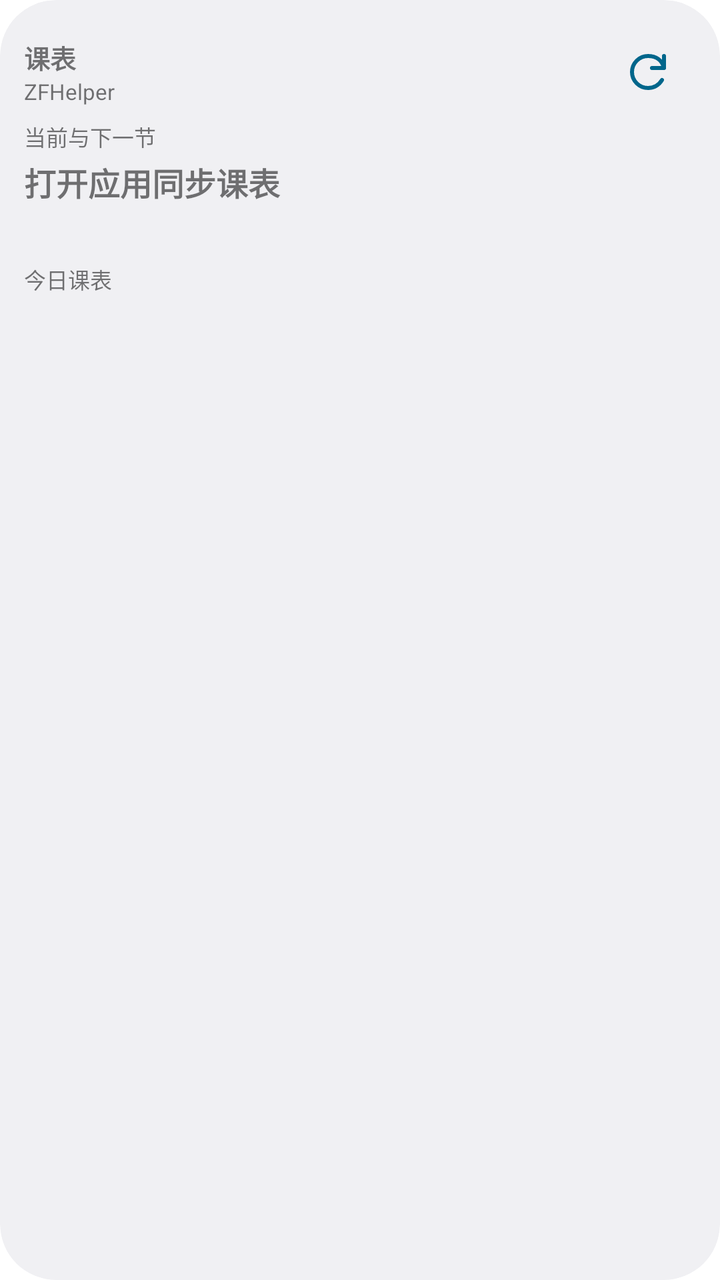
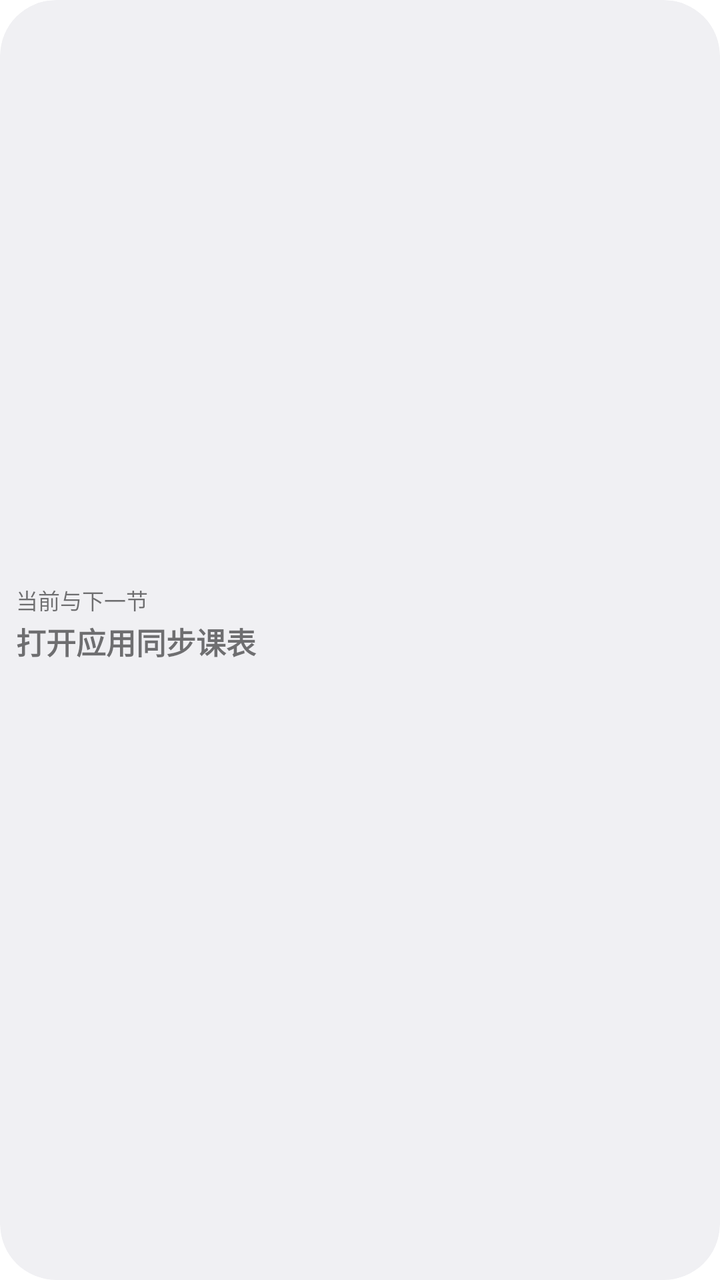

An Android layout rendered at two revisions. The XML below is the earlier revision; the diff shows what the commit changed to produce the second picture.
<!-- AndroidManifest.xml: fallback theme Theme.MaterialComponents.DayNight.NoActionBar -->
<!-- res/layout/schedule_widget.xml -->
<?xml version="1.0" encoding="utf-8"?>
<LinearLayout xmlns:android="http://schemas.android.com/apk/res/android"
    android:id="@+id/schedule_widget_root"
    android:layout_width="match_parent"
    android:layout_height="match_parent"
    android:background="@drawable/schedule_widget_background"
    android:clipToOutline="true"
    android:orientation="vertical"
    android:padding="12dp">

    <LinearLayout
        android:id="@+id/schedule_widget_header"
        android:layout_width="match_parent"
        android:layout_height="wrap_content"
        android:gravity="center_vertical"
        android:orientation="horizontal">

        <LinearLayout
            android:layout_width="0dp"
            android:layout_height="wrap_content"
            android:layout_weight="1"
            android:orientation="vertical">

            <TextView
                android:id="@+id/schedule_widget_date"
                android:layout_width="match_parent"
                android:layout_height="wrap_content"
                android:ellipsize="end"
                android:maxLines="2"
                android:text="@string/schedule_widget_name"
                android:textSize="13sp"
                android:textStyle="bold" />

            <TextView
                android:id="@+id/schedule_widget_account"
                android:layout_width="match_parent"
                android:layout_height="wrap_content"
                android:ellipsize="end"
                android:maxLines="1"
                android:text="ZFHelper"
                android:textSize="11sp" />
        </LinearLayout>

        <ImageButton
            android:id="@+id/schedule_widget_refresh"
            android:layout_width="48dp"
            android:layout_height="48dp"
            android:background="?android:attr/selectableItemBackgroundBorderless"
            android:contentDescription="@string/schedule_widget_refresh"
            android:padding="13dp"
            android:src="@drawable/schedule_widget_refresh" />
    </LinearLayout>

    <LinearLayout
        android:id="@+id/schedule_widget_focus"
        android:layout_width="match_parent"
        android:layout_height="wrap_content"
        android:orientation="vertical"
        android:paddingBottom="6dp">

        <TextView
            android:id="@+id/schedule_widget_focus_label"
            android:layout_width="match_parent"
            android:layout_height="wrap_content"
            android:ellipsize="end"
            android:maxLines="1"
            android:text="@string/schedule_widget_focus"
            android:textSize="11sp" />

        <TextView
            android:id="@+id/schedule_widget_focus_title"
            android:layout_width="match_parent"
            android:layout_height="wrap_content"
            android:layout_marginTop="3dp"
            android:ellipsize="end"
            android:maxLines="2"
            android:text="@string/schedule_widget_start"
            android:textSize="16sp"
            android:textStyle="bold" />

        <TextView
            android:id="@+id/schedule_widget_focus_meta"
            android:layout_width="match_parent"
            android:layout_height="wrap_content"
            android:layout_marginTop="3dp"
            android:ellipsize="end"
            android:maxLines="2"
            android:textSize="11sp" />

        <TextView
            android:id="@+id/schedule_widget_focus_location"
            android:layout_width="match_parent"
            android:layout_height="wrap_content"
            android:layout_marginTop="2dp"
            android:ellipsize="end"
            android:maxLines="2"
            android:textSize="11sp"
            android:visibility="gone" />
    </LinearLayout>

    <TextView
        android:id="@+id/schedule_widget_day_summary"
        android:layout_width="match_parent"
        android:layout_height="wrap_content"
        android:ellipsize="end"
        android:maxLines="1"
        android:paddingBottom="5dp"
        android:paddingTop="5dp"
        android:text="@string/schedule_widget_today"
        android:textSize="11sp" />

    <FrameLayout
        android:id="@+id/schedule_widget_list_container"
        android:layout_width="match_parent"
        android:layout_height="0dp"
        android:layout_weight="1">

        <ListView
            android:id="@+id/schedule_widget_list"
            android:layout_width="match_parent"
            android:layout_height="match_parent"
            android:cacheColorHint="@android:color/transparent"
            android:divider="@null"
            android:scrollbars="vertical" />

        <TextView
            android:id="@+id/schedule_widget_empty"
            android:layout_width="match_parent"
            android:layout_height="match_parent"
            android:gravity="center"
            android:padding="12dp"
            android:textSize="13sp"
            android:visibility="gone" />
    </FrameLayout>
</LinearLayout>
<!-- resources referenced by this layout -->
<resources>
  <!-- drawable schedule_widget_background (drawable) -->
  <?xml version="1.0" encoding="utf-8"?>
  <shape xmlns:android="http://schemas.android.com/apk/res/android" android:shape="rectangle">
      <solid android:color="@android:color/system_neutral1_50" />
      <corners android:radius="@android:dimen/system_app_widget_background_radius" />
  </shape>
  <!-- drawable schedule_widget_refresh (drawable) -->
  <?xml version="1.0" encoding="utf-8"?>
  <vector xmlns:android="http://schemas.android.com/apk/res/android"
      android:width="24dp"
      android:height="24dp"
      android:viewportWidth="24"
      android:viewportHeight="24">
      <path
          android:fillColor="@android:color/transparent"
          android:pathData="M20,4 L20,10 L14,10 M20,10 C19,6 16,4 12,4 C7.6,4 4,7.6 4,12 C4,16.4 7.6,20 12,20 C15,20 17.5,18.4 19,16"
          android:strokeColor="@android:color/system_accent1_600"
          android:strokeLineCap="round"
          android:strokeLineJoin="round"
          android:strokeWidth="2" />
  </vector>
  <string name="schedule_widget_focus">当前与下一节</string>
  <string name="schedule_widget_name">课表</string>
  <string name="schedule_widget_refresh">刷新本地课表</string>
  <string name="schedule_widget_start">打开应用同步课表</string>
  <string name="schedule_widget_today">今日课表</string>
</resources>

<!-- the commit's change to res/layout/schedule_widget.xml (unified diff, before → after) -->
@@ -6,14 +6,15 @@
     android:background="@drawable/schedule_widget_background"
     android:clipToOutline="true"
     android:orientation="vertical"
-    android:padding="12dp">
+    android:padding="@dimen/schedule_widget_padding">
 
     <LinearLayout
         android:id="@+id/schedule_widget_header"
         android:layout_width="match_parent"
         android:layout_height="wrap_content"
         android:gravity="center_vertical"
-        android:orientation="horizontal">
+        android:orientation="horizontal"
+        android:visibility="gone">
 
         <LinearLayout
             android:layout_width="0dp"
@@ -26,19 +27,22 @@
                 android:layout_width="match_parent"
                 android:layout_height="wrap_content"
                 android:ellipsize="end"
-                android:maxLines="2"
+                android:includeFontPadding="false"
+                android:maxLines="1"
                 android:text="@string/schedule_widget_name"
-                android:textSize="13sp"
+                android:textSize="@dimen/schedule_widget_body_text"
                 android:textStyle="bold" />
 
             <TextView
-                android:id="@+id/schedule_widget_account"
+                android:id="@+id/schedule_widget_context"
                 android:layout_width="match_parent"
                 android:layout_height="wrap_content"
                 android:ellipsize="end"
+                android:includeFontPadding="false"
+                android:layout_marginTop="2dp"
                 android:maxLines="1"
-                android:text="ZFHelper"
-                android:textSize="11sp" />
+                android:text="@string/schedule_widget_today"
+                android:textSize="@dimen/schedule_widget_caption_text" />
         </LinearLayout>
 
         <ImageButton
@@ -54,82 +58,62 @@
     <LinearLayout
         android:id="@+id/schedule_widget_focus"
         android:layout_width="match_parent"
-        android:layout_height="wrap_content"
-        android:orientation="vertical"
-        android:paddingBottom="6dp">
+        android:layout_height="match_parent"
+        android:gravity="center_vertical"
+        android:minHeight="48dp"
+        android:orientation="vertical">
 
         <TextView
             android:id="@+id/schedule_widget_focus_label"
             android:layout_width="match_parent"
             android:layout_height="wrap_content"
             android:ellipsize="end"
+            android:includeFontPadding="false"
             android:maxLines="1"
             android:text="@string/schedule_widget_focus"
-            android:textSize="11sp" />
+            android:textSize="@dimen/schedule_widget_caption_text" />
 
         <TextView
             android:id="@+id/schedule_widget_focus_title"
             android:layout_width="match_parent"
             android:layout_height="wrap_content"
-            android:layout_marginTop="3dp"
+            android:layout_marginTop="2dp"
             android:ellipsize="end"
+            android:includeFontPadding="false"
             android:maxLines="2"
             android:text="@string/schedule_widget_start"
-            android:textSize="16sp"
+            android:textSize="@dimen/schedule_widget_title_text"
             android:textStyle="bold" />
 
         <TextView
             android:id="@+id/schedule_widget_focus_meta"
             android:layout_width="match_parent"
             android:layout_height="wrap_content"
-            android:layout_marginTop="3dp"
+            android:layout_marginTop="2dp"
             android:ellipsize="end"
-            android:maxLines="2"
-            android:textSize="11sp" />
+            android:includeFontPadding="false"
+            android:maxLines="1"
+            android:textSize="@dimen/schedule_widget_body_text" />
 
         <TextView
             android:id="@+id/schedule_widget_focus_location"
             android:layout_width="match_parent"
             android:layout_height="wrap_content"
             android:layout_marginTop="2dp"
-            android:ellipsize="end"
-            android:maxLines="2"
-            android:textSize="11sp"
+            android:ellipsize="middle"
+            android:includeFontPadding="false"
+            android:maxLines="1"
+            android:textSize="@dimen/schedule_widget_body_text"
             android:visibility="gone" />
     </LinearLayout>
 
-    <TextView
-        android:id="@+id/schedule_widget_day_summary"
-        android:layout_width="match_parent"
-        android:layout_height="wrap_content"
-        android:ellipsize="end"
-        android:maxLines="1"
-        android:paddingBottom="5dp"
-        android:paddingTop="5dp"
-        android:text="@string/schedule_widget_today"
-        android:textSize="11sp" />
-
-    <FrameLayout
-        android:id="@+id/schedule_widget_list_container"
+    <ListView
+        android:id="@+id/schedule_widget_list"
         android:layout_width="match_parent"
         android:layout_height="0dp"
-        android:layout_weight="1">
-
-        <ListView
-            android:id="@+id/schedule_widget_list"
-            android:layout_width="match_parent"
-            android:layout_height="match_parent"
-            android:cacheColorHint="@android:color/transparent"
-            android:divider="@null"
-            android:scrollbars="vertical" />
-
-        <TextView
-            android:id="@+id/schedule_widget_empty"
-            android:layout_width="match_parent"
-            android:layout_height="match_parent"
-            android:gravity="center"
-            android:padding="12dp"
-            android:textSize="13sp"
-            android:visibility="gone" />
-    </FrameLayout>
+        android:layout_weight="1"
+        android:cacheColorHint="@android:color/transparent"
+        android:divider="@null"
+        android:scrollbars="vertical"
+        android:visibility="gone" />
 </LinearLayout>
<!-- resource entries referenced after the edit -->
@@ -1,5 +1,9 @@
 <!-- resources referenced by this layout -->
 <resources>
+  <dimen name="schedule_widget_body_text">12sp</dimen>
+  <dimen name="schedule_widget_caption_text">11sp</dimen>
+  <dimen name="schedule_widget_padding">8dp</dimen>
+  <dimen name="schedule_widget_title_text">15sp</dimen>
   <!-- drawable schedule_widget_background (drawable) -->
   <?xml version="1.0" encoding="utf-8"?>
   <shape xmlns:android="http://schemas.android.com/apk/res/android" android:shape="rectangle">
